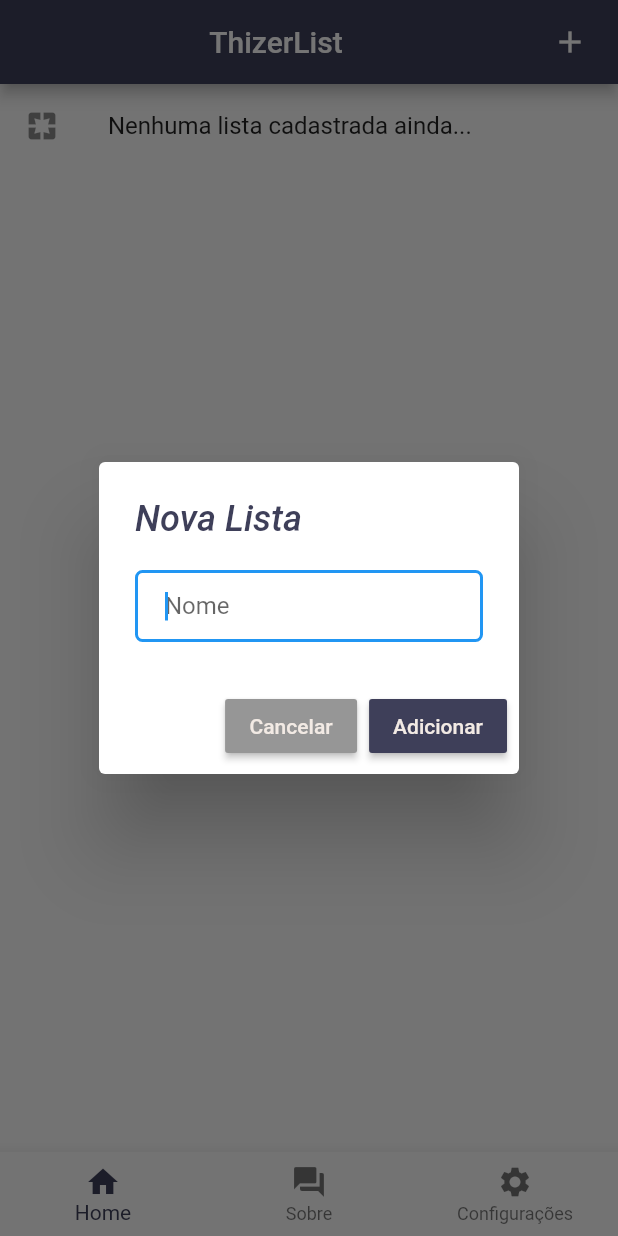
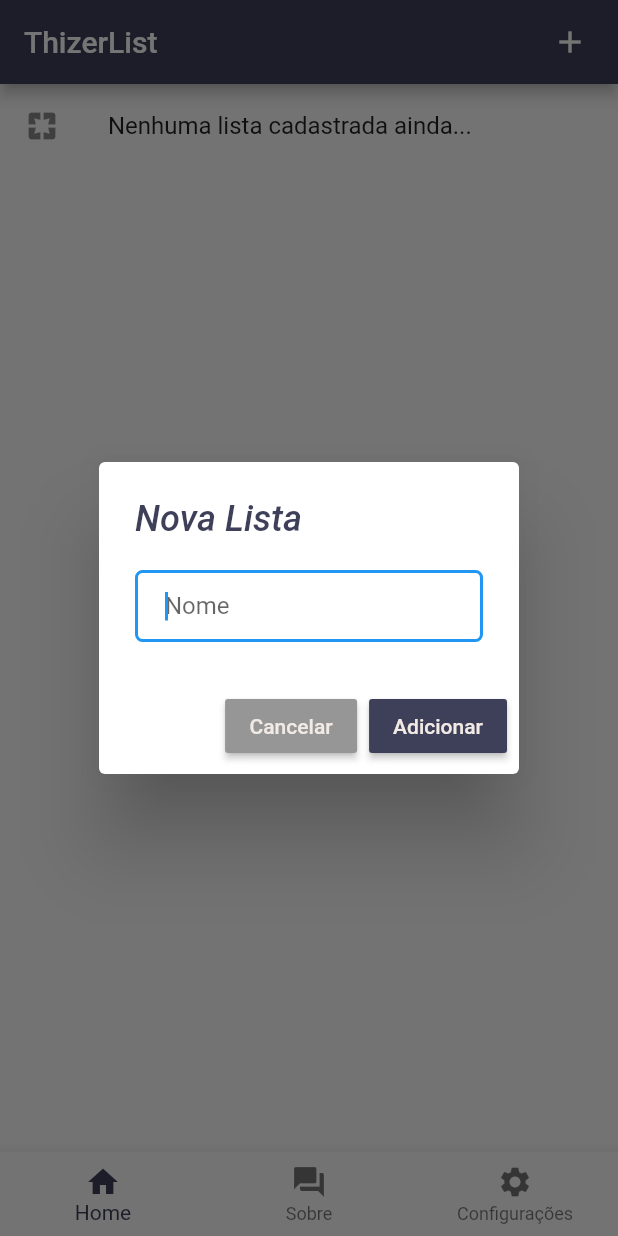
Before and after one commit to thizer/thizerlist, a Flutter app: the screen it shows after launch, after a tap on the "add" icon, on a phone screen of 412 x 824 dp. Run offline on Flutter 3.47's test engine with Material 2 defaults, Android fonts, the phone set to English and light mode, and no system bars; our stand-ins replace sqflite; accounts and stored records are empty.

Commit message:
Aula para melhoria do arquivo layout e controles da lista (com bug ao editar)

```diff
--- a/lib/layout.dart
+++ b/lib/layout.dart
@@ -4,9 +4,6 @@ import 'models/Lista.dart';
 import 'pages/home.dart';
 import 'pages/about.dart';
 import 'pages/settings.dart';
-import 'pages/list.dart';
-
-import 'widgets/HomeList.dart';
 
 class Layout {
 
@@ -34,17 +31,11 @@ class Layout {
       },
     );
 
-    if (!showbottom) {
-      currItem = 1;
-    }
-
     return Scaffold(
       appBar: AppBar(
         backgroundColor: primary(),
-        title: Center(
-          child: Text('ThizerList'),
-        ),
-        actions: _getActions(context),
+        title: Text('ThizerList'),
+        actions: showbottom ? _getActions(context) : [],
       ),
       bottomNavigationBar: showbottom ? bottomNavBar : null,
       body: content,
@@ -54,14 +45,9 @@ class Layout {
   static List<Widget> _getActions(BuildContext context) {
 
     List<Widget> items = List<Widget>();
-
-    // Fora da pagina home nao mostra acao alguma
-    if (pages[currItem] != HomePage.tag) {
-      return items;
-    }
-
     TextEditingController _c = TextEditingController();
 
+    if (pages[currItem] == HomePage.tag) {
       items.add(
         GestureDetector(
           onTap: () {
@@ -127,6 +113,7 @@ class Layout {
           child: Icon(Icons.add),
         )
       );
+    }
 
     items.add(Padding(padding: EdgeInsets.only(right: 20)));
 
@@ -139,8 +126,8 @@ class Layout {
   static Color dark([double opacity = 1]) => Color.fromRGBO(51, 51, 51, opacity);
 
   static Color danger([double opacity = 1]) => Color.fromRGBO(217, 74, 74, opacity);
-  static Color success([double opacity = 1]) => Color.fromRGBO(6, 166, 59, opacity);
-  static Color info([double opacity = 1]) => Color.fromRGBO(0, 122, 166, opacity);
+  static Color success([double opacity = 1]) => Color.fromRGBO(5, 100, 50, opacity);
+  static Color info([double opacity = 1]) => Color.fromRGBO(100, 150, 255, opacity);
   static Color warning([double opacity = 1]) => Color.fromRGBO(166, 134, 0, opacity);
 
 }
```
Also changed, not shown: lib/widgets/HomeList.dart (+70 -4 lines). Lines whose indentation alone changed are shown as unchanged.
